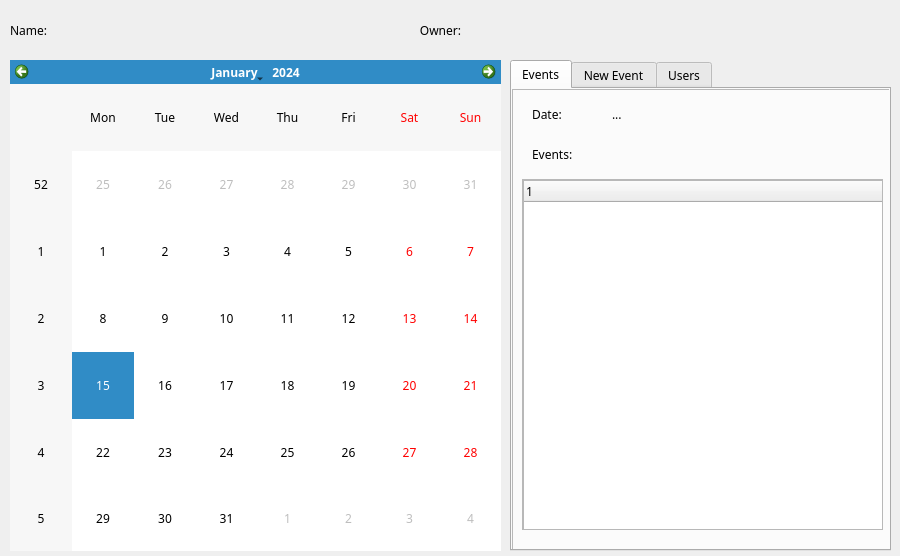
The window that client/screenModels/calendar.ui (agak33/SK-PUT-project) describes before a commit, drawn with Qt 5.
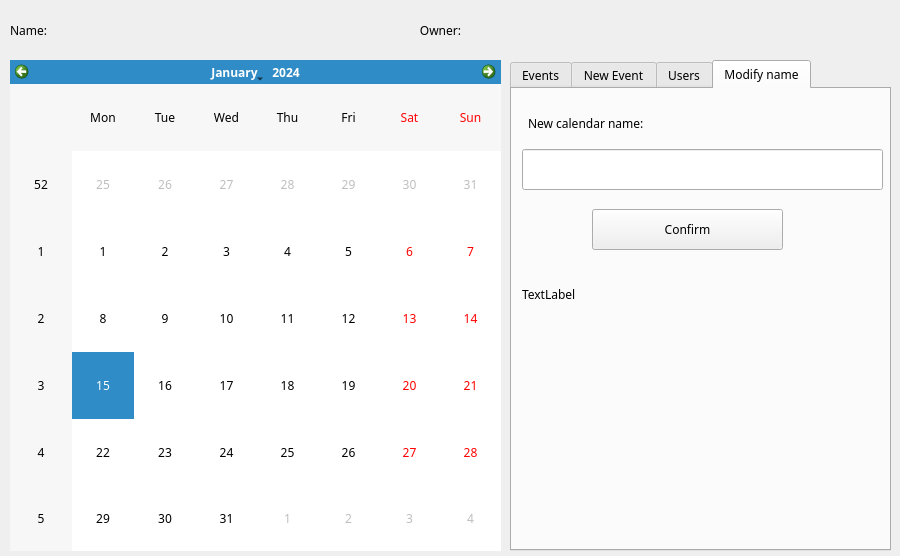
The same window after the commit. The open tabs and pages were chosen to show the change.

Diff of the .ui file:
```diff
--- a/client/screenModels/calendar.ui
+++ b/client/screenModels/calendar.ui
@@ -425,6 +425,73 @@
        </property>
       </widget>
      </widget>
+    </widget>
+    <widget class="QLabel" name="newUserErrorLabel">
+     <property name="geometry">
+      <rect>
+       <x>10</x>
+       <y>400</y>
+       <width>361</width>
+       <height>51</height>
+      </rect>
+     </property>
+     <property name="text">
+      <string>TextLabel</string>
+     </property>
+    </widget>
+   </widget>
+   <widget class="QWidget" name="tab_4">
+    <attribute name="title">
+     <string>Modify name</string>
+    </attribute>
+    <widget class="QPushButton" name="newCalendarNameButton">
+     <property name="geometry">
+      <rect>
+       <x>80</x>
+       <y>120</y>
+       <width>191</width>
+       <height>41</height>
+      </rect>
+     </property>
+     <property name="text">
+      <string>Confirm</string>
+     </property>
+    </widget>
+    <widget class="QLineEdit" name="newCalendarNameField">
+     <property name="geometry">
+      <rect>
+       <x>10</x>
+       <y>60</y>
+       <width>361</width>
+       <height>41</height>
+      </rect>
+     </property>
+    </widget>
+    <widget class="QLabel" name="label_2">
+     <property name="geometry">
+      <rect>
+       <x>16</x>
+       <y>19</y>
+       <width>351</width>
+       <height>31</height>
+      </rect>
+     </property>
+     <property name="text">
+      <string>New calendar name:</string>
+     </property>
+    </widget>
+    <widget class="QLabel" name="newCalendarNameErrorLabel">
+     <property name="geometry">
+      <rect>
+       <x>10</x>
+       <y>180</y>
+       <width>361</width>
+       <height>51</height>
+      </rect>
+     </property>
+     <property name="text">
+      <string>TextLabel</string>
+     </property>
     </widget>
    </widget>
   </widget>
```
Left out of the diff: 33 changed lines with no effect on the pictures.
